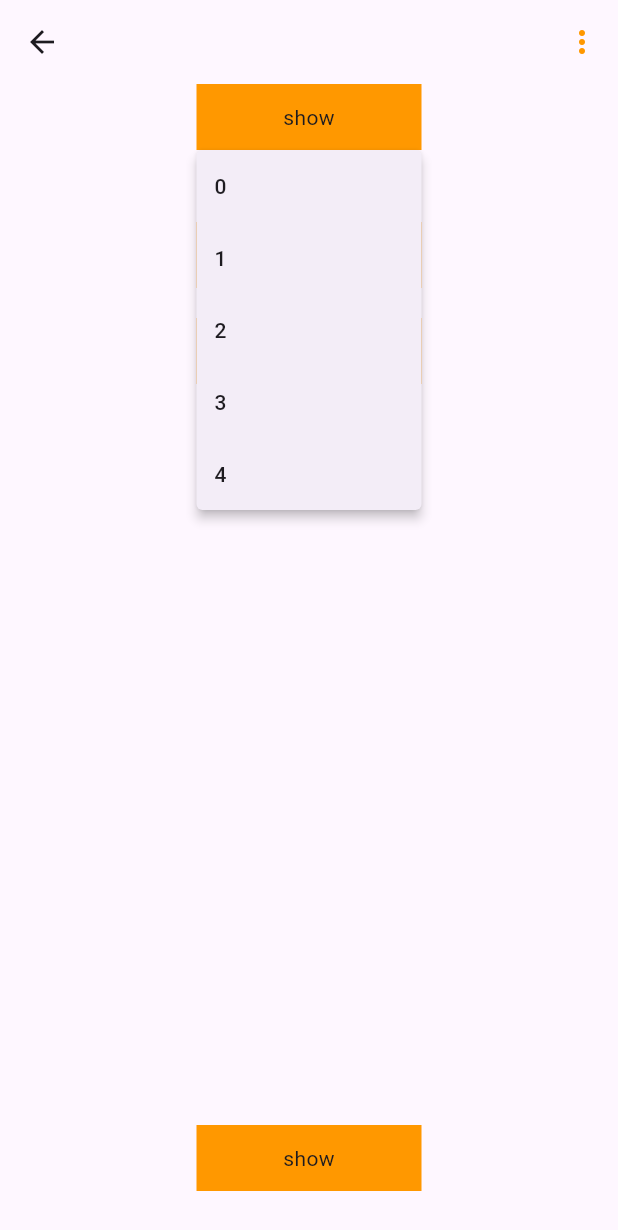
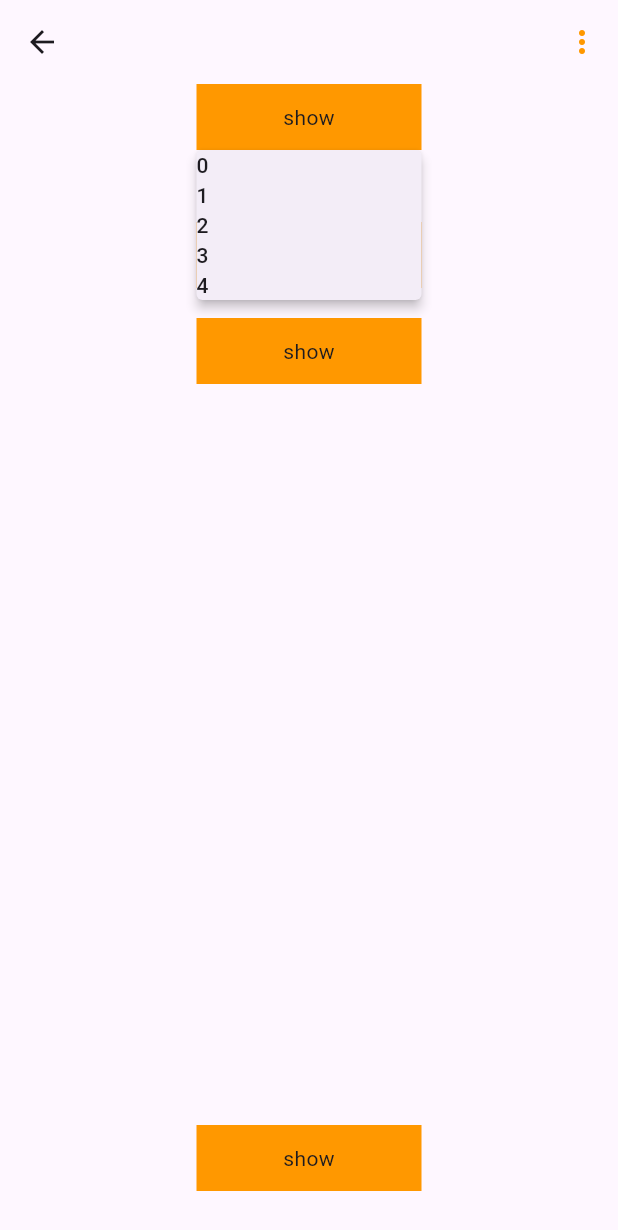
Before and after one commit to L-Jay/lj_flutter_package, a Flutter app: the DropdownPage screen opened directly, after a tap on "show", on a phone screen of 412 x 824 dp. Shown: the top 1230 px of the screen. Run offline on Flutter 3.47's test engine with Material 3 defaults, Android fonts, the phone set to English and light mode, and no system bars; drawn by our look-alikes of pull_to_refresh; our stand-ins replace cached_network_image, connectivity_plus, date_format, device_info_plus, dio, flutter_easyloading and 9 more; missing offline and left inert: alipay_kit, flutter_json_view, flutter_swiper_null_safety_flutter3, fluwx, webview_flutter_android, webview_flutter_wkwebview; accounts and stored records are empty; network calls fail.

Commit message:
下拉菜单显示优化

```diff
--- a/lib/ui_component/lj_dropdown_list.dart
+++ b/lib/ui_component/lj_dropdown_list.dart
@@ -106,14 +106,14 @@ class _LJDropdownListState extends State<LJDropdownList> {
     return PopupMenuButton(
       key: _globalKey,
       color: widget.backgroundColor,
-      offset: _offset,
+      offset: widget.targetWidget == null ? Offset(_offset.dx, -20) : _offset,
       iconColor: widget.dotColor,
       position: PopupMenuPosition.under,
+      padding: EdgeInsets.zero,
       menuPadding: EdgeInsets.zero,
       constraints: _constraints,
       shadowColor: widget.shadowColor,
       elevation: widget.elevation,
-      padding: EdgeInsets.zero,
       onSelected: widget.onSelected,
       shape: showShape
           ? RoundedRectangleBorder(
@@ -130,7 +130,9 @@ class _LJDropdownListState extends State<LJDropdownList> {
       itemBuilder: (BuildContext context) {
         return List.generate(widget.length, (index) {
           return PopupMenuItem(
+            height: 20,
             value: index,
+            padding: EdgeInsets.zero,
             child: widget.itemBuilder(index),
           );
         }).toList();
```
